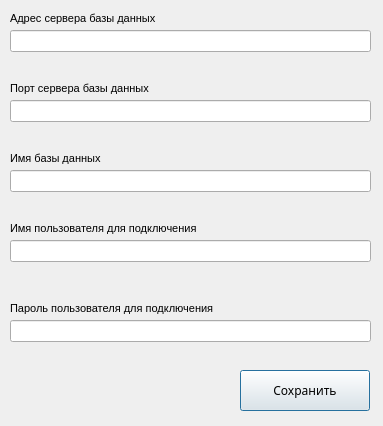
Above: connection_data_dialog.ui from Comanda-A/DXF-PostGIS-Converter before the change. Below: the same form after it.
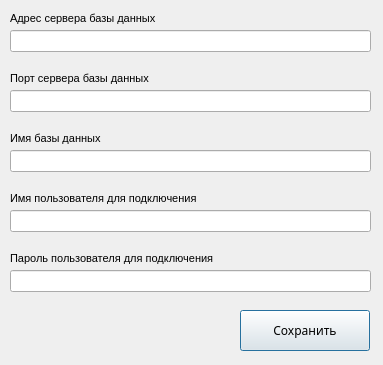
That is the form after the change.

```diff
--- a/connection_data_dialog.ui
+++ b/connection_data_dialog.ui
@@ -7,7 +7,7 @@
     <x>0</x>
     <y>0</y>
     <width>383</width>
-    <height>426</height>
+    <height>365</height>
    </rect>
   </property>
   <property name="windowTitle">
@@ -17,7 +17,7 @@
    <property name="geometry">
     <rect>
      <x>10</x>
-     <y>220</y>
+     <y>190</y>
      <width>231</width>
      <height>16</height>
     </rect>
@@ -35,7 +35,7 @@
    <property name="geometry">
     <rect>
      <x>10</x>
-     <y>240</y>
+     <y>210</y>
      <width>361</width>
      <height>22</height>
     </rect>
@@ -45,7 +45,7 @@
    <property name="geometry">
     <rect>
      <x>240</x>
-     <y>370</y>
+     <y>310</y>
      <width>130</width>
      <height>41</height>
     </rect>
@@ -73,7 +73,7 @@
    <property name="geometry">
     <rect>
      <x>10</x>
-     <y>80</y>
+     <y>70</y>
      <width>181</width>
      <height>16</height>
     </rect>
@@ -91,17 +91,17 @@
    <property name="geometry">
     <rect>
      <x>10</x>
-     <y>170</y>
-     <width>361</width>
-     <height>22</height>
-    </rect>
-   </property>
-  </widget>
-  <widget class="QLabel" name="databaseLinelabel">
-   <property name="geometry">
-    <rect>
-     <x>10</x>
      <y>150</y>
+     <width>361</width>
+     <height>22</height>
+    </rect>
+   </property>
+  </widget>
+  <widget class="QLabel" name="databaseLinelabel">
+   <property name="geometry">
+    <rect>
+     <x>10</x>
+     <y>130</y>
      <width>181</width>
      <height>16</height>
     </rect>
@@ -119,7 +119,7 @@
    <property name="geometry">
     <rect>
      <x>10</x>
-     <y>300</y>
+     <y>250</y>
      <width>251</width>
      <height>16</height>
     </rect>
@@ -137,7 +137,7 @@
    <property name="geometry">
     <rect>
      <x>10</x>
-     <y>320</y>
+     <y>270</y>
      <width>361</width>
      <height>22</height>
     </rect>
@@ -165,7 +165,7 @@
    <property name="geometry">
     <rect>
      <x>10</x>
-     <y>100</y>
+     <y>90</y>
      <width>361</width>
      <height>22</height>
     </rect>
```
